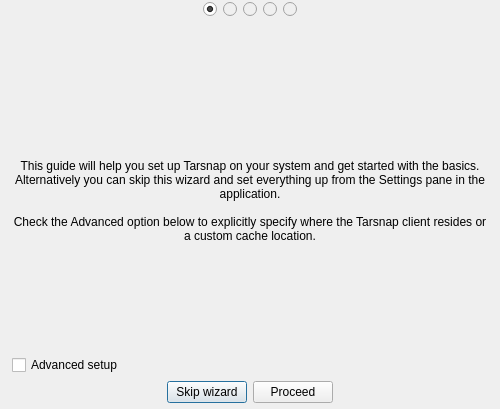
This is forms/setupdialog.ui in Tarsnap/tarsnap-gui as Qt 5 draws it before an edit. The edited form follows.
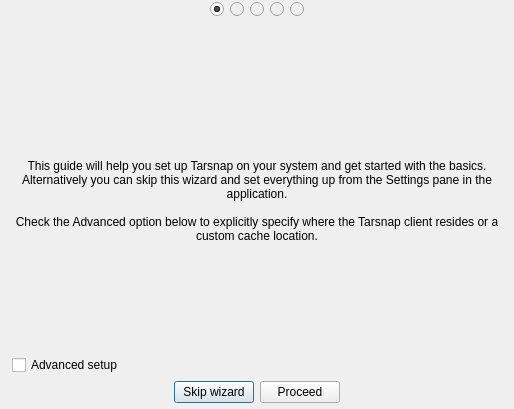
This is the edited form. Icons and pictures are not drawn.

Commit message: Ensure the setup dialogue is wide enough for text

The edit to the form file:
```diff
--- a/forms/setupdialog.ui
+++ b/forms/setupdialog.ui
@@ -12,7 +12,7 @@
   </property>
   <property name="minimumSize">
    <size>
-    <width>500</width>
+    <width>514</width>
     <height>400</height>
    </size>
   </property>
```
